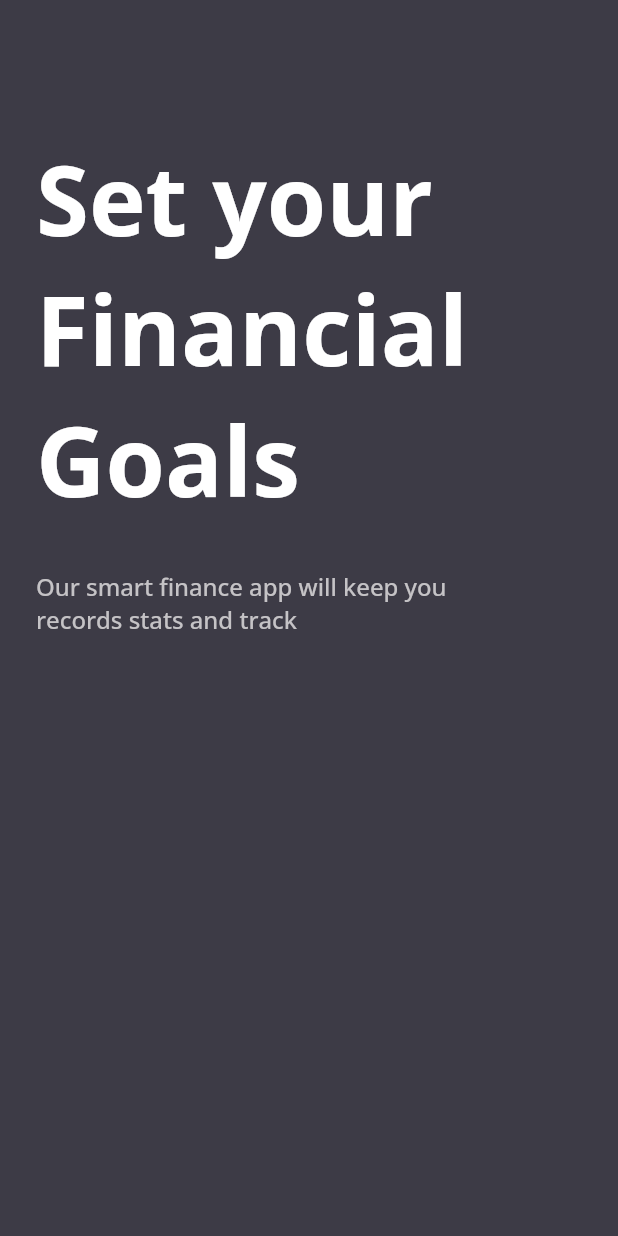
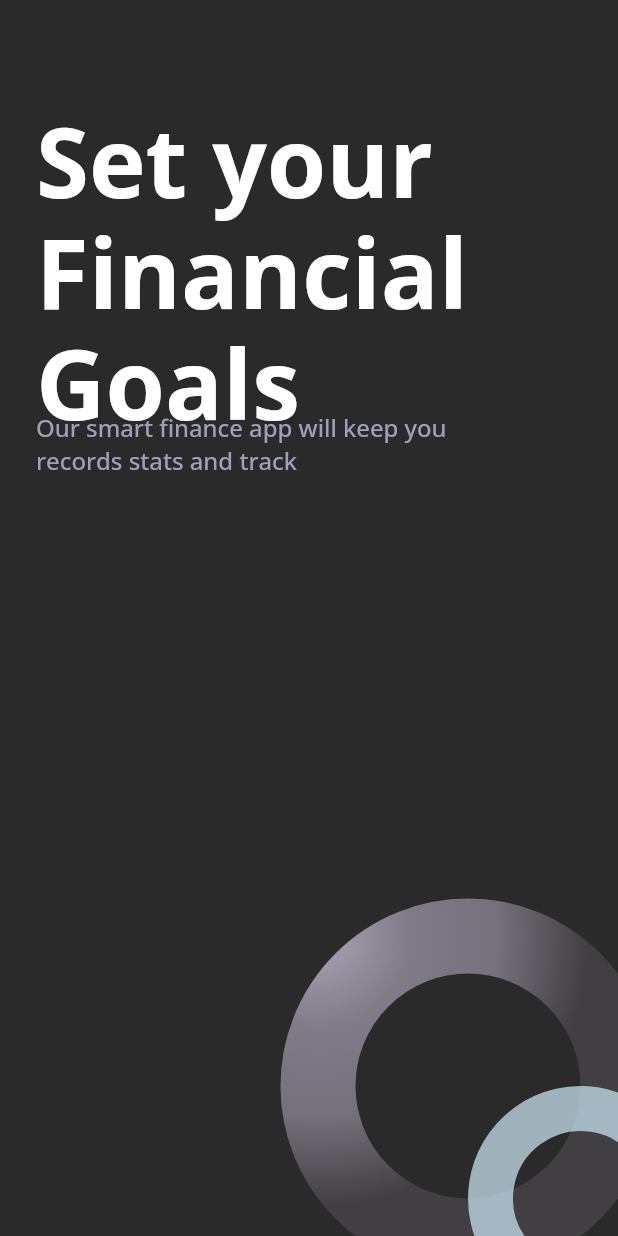
Before and after one commit to Shamsudeen12/finance-app, a Flutter app: the screen it shows after launch, on a phone screen of 412 x 824 dp. Run offline on Flutter 3.47's test engine with Material 2 defaults, Android fonts, the phone set to English and light mode, and no system bars; our stand-ins replace google_fonts.

Commit message:
Completed Welcome Screen

```diff
--- /dev/null
+++ b/lib/UI/ui.dart
@@ -0,0 +1 @@
+export 'welcome/welcome_screen.dart';
--- /dev/null
+++ b/lib/UI/welcome/components/components.dart
@@ -0,0 +1,4 @@
+
+export 'custom_arc.dart';
+export 'custom_circle.dart';
+export 'positioned_custom_painter.dart';
--- /dev/null
+++ b/lib/UI/welcome/components/positioned_custom_painter.dart
@@ -0,0 +1,29 @@
+import 'package:flutter/material.dart';
+
+class PositionedCustomPainter extends StatelessWidget {
+  const PositionedCustomPainter({
+    Key? key,
+    required this.size,
+    required this.painter,
+    required this.distance,
+  }) : super(key: key);
+
+  final double size;
+  final CustomPainter painter;
+  final double distance;
+
+  @override
+  Widget build(BuildContext context) {
+    return Positioned(
+      right: distance,
+      bottom: distance,
+      child: SizedBox(
+        height: size,
+        width: size,
+        child: CustomPaint(
+          painter: painter,
+        ),
+      ),
+    );
+  }
+}
--- a/lib/UI/welcome/welcome.dart
+++ /dev/null
@@ -1 +0,0 @@
-export 'welcome_screen.dart';
--- a/lib/UI/welcome/welcome_screen.dart
+++ b/lib/UI/welcome/welcome_screen.dart
@@ -1,5 +1,7 @@
 import 'package:finance/utils/utils.dart';
 import 'package:flutter/material.dart';
+
+import 'components/components.dart';
 
 class WelcomeScreen extends StatelessWidget {
   const WelcomeScreen({Key? key}) : super(key: key);
@@ -7,22 +9,35 @@ class WelcomeScreen extends StatelessWidget {
   @override
   Widget build(BuildContext context) {
     return Scaffold(
-      backgroundColor: const Color(0xFF3D3B46),
+      backgroundColor: const Color(0xFF2A2A2A),
       body: SafeArea(
         child: Padding(
           padding: padding24,
-          child: Column(
-            crossAxisAlignment: CrossAxisAlignment.start,
+          child: Stack(
             children: [
-              verticalHeight65,
-              Text(
-                'Set your \nFinancial \nGoals',
-                style: Theme.of(context).textTheme.headline1,
+              Positioned(
+                top: 50,
+                child: Text(
+                  'Set your \nFinancial \nGoals',
+                  style: Theme.of(context).textTheme.headline1,
+                ),
               ),
-              verticalHeight30,
-               Text(
-                'Our smart finance app will keep you\nrecords stats and track',
-                style: Theme.of(context).textTheme.bodyText1,
+              Positioned(
+                top: 250,
+                child: Text(
+                  'Our smart finance app will keep you\nrecords stats and track',
+                  style: Theme.of(context).textTheme.bodyText1,
+                ),
+              ),
+              PositionedCustomPainter(
+                size: 100,
+                painter: CirclePainter(),
+                distance: 100,
+              ),
+              PositionedCustomPainter(
+                size: 120,
+                distance: 25,
+                painter: ArcPainter(),
               ),
             ],
           ),
--- a/lib/root.dart
+++ b/lib/root.dart
@@ -1,6 +1,6 @@
 import 'package:flutter/material.dart';
 
-import 'UI/welcome/welcome.dart';
+import 'UI/ui.dart';
 import 'utils/utils.dart';
 
 class FinanceApp extends StatelessWidget {
--- a/lib/utils/app_theme.dart
+++ b/lib/utils/app_theme.dart
@@ -7,7 +7,7 @@ class FinanceAppTheme {
     SystemChrome.setSystemUIOverlayStyle(
       const SystemUiOverlayStyle(
         statusBarColor: Colors.transparent,
-        statusBarIconBrightness: Brightness.dark,
+        statusBarIconBrightness: Brightness.light,
       ),
     );
     return ThemeData(
@@ -20,11 +20,13 @@ class FinanceAppTheme {
     bodyText1: GoogleFonts.openSans(
       fontSize: 16,
       fontWeight: FontWeight.w500,
-        color: const Color(0xFFC5C3C6),
+      color: const Color(0xFFA0A0BA),
     ),
     headline1: GoogleFonts.openSans(
       fontSize: 64,
+      height: 1.15,
       fontWeight: FontWeight.bold,
       color: const Color(0xFFFFFFFF),
-      ));
+    ),
+  );
 }
--- a/lib/utils/reusables.dart
+++ b/lib/utils/reusables.dart
@@ -1,7 +1,7 @@
 import 'package:flutter/material.dart';
 
 ///Paddings
-EdgeInsets padding24 = const EdgeInsets.all(24);
+EdgeInsets padding24 = const EdgeInsets.only(top: 24, left: 24);
 
 ///Spacers
 SizedBox verticalHeight65 = const SizedBox(height: 65);
```
Also changed, not shown: lib/UI/welcome/components/custom_arc.dart (added, +30 -0 lines), lib/UI/welcome/components/custom_circle.dart (added, +33 -0 lines). Lines whose indentation alone changed are shown as unchanged.
